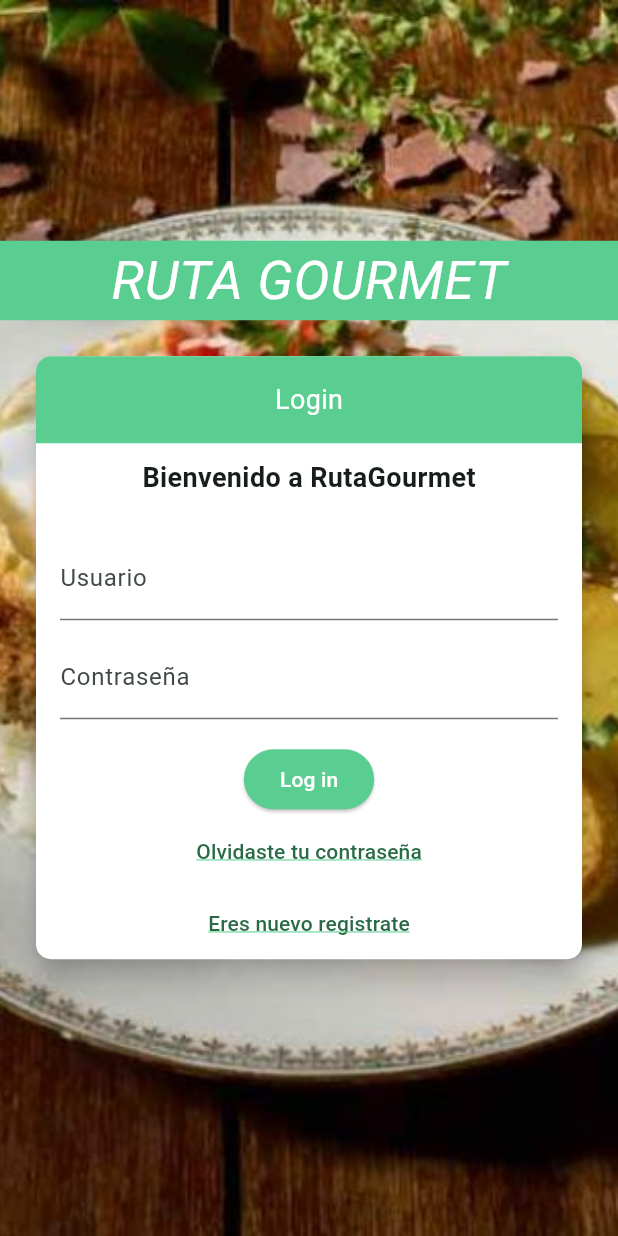
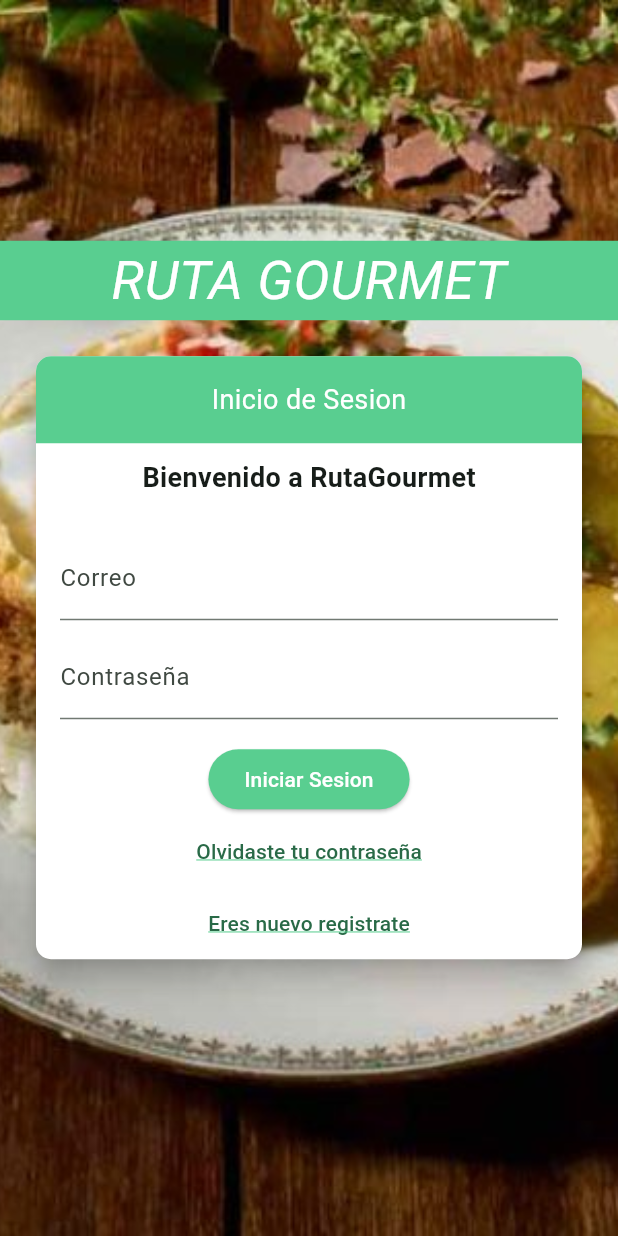
Before and after one commit to E-Doggo/movil_fixed, a Flutter app: the LoginScreenNew screen opened directly, on a phone screen of 412 x 824 dp. Run offline on Flutter 3.47's test engine with Material 3 defaults, Android fonts, the phone set to English and light mode, and no system bars; our stand-ins replace cloud_firestore, firebase_auth, firebase_core, flutter_bloc, flutter_dotenv, go_router; accounts and stored records are empty.

Commit message:
changed all the app language to spanish

```diff
--- a/lib/home_page.dart
+++ b/lib/home_page.dart
@@ -55,7 +55,7 @@ class HomePage extends StatelessWidget {
                           fixedSize: const Size(300, 60),
                         ),
                         child: const Text(
-                          'Log In',
+                          'Iniciar Sesion',
                           style: TextStyle(
                             color: Colors.white,
                             fontWeight: FontWeight.bold,
@@ -72,7 +72,7 @@ class HomePage extends StatelessWidget {
                           fixedSize: const Size(300, 60),
                         ),
                         child: const Text(
-                          'Register',
+                          'Registrarse',
                           style: TextStyle(
                             color: Colors.white,
                             fontWeight: FontWeight.bold,
--- a/lib/login/ui/login_builder.dart
+++ b/lib/login/ui/login_builder.dart
@@ -40,7 +40,7 @@ Widget LoginOnWait(emailController, passwordController) {
                 child: const Padding(
                   padding: EdgeInsets.all(16.0),
                   child: Text(
-                    'Login',
+                    'Inicio de Sesion',
                     style: TextStyle(
                       fontSize: 18.0,
                       color: Colors.white,
@@ -65,7 +65,7 @@ Widget LoginOnWait(emailController, passwordController) {
                     TextFormField(
                       controller: emailController,
                       decoration: const InputDecoration(
-                        labelText: 'Usuario',
+                        labelText: 'Correo',
                       ),
                     ),
                     const SizedBox(height: 10),
@@ -94,7 +94,7 @@ Widget LoginOnWait(emailController, passwordController) {
                       Color.fromARGB(255, 89, 206, 144)),
                 ),
                 child:
-                    const Text('Log in', style: TextStyle(color: Colors.white)),
+                    const Text('Iniciar Sesion', style: TextStyle(color: Colors.white)),
               ),
               TextButton(
                 onPressed: () {},
@@ -188,7 +188,7 @@ class _LoginScreenNewState extends State<LoginScreenNew> {
                 );
               } else if (state is LoginSuccesfulPrefs) {
                 return AlertDialog(
-                  title: const Text("Login Exitoso"),
+                  title: const Text("Inicio de Sesion Exitoso"),
                   content: Text("Bienvenido a Ruta Gourmet ${state.email}"),
                   actions: [
                     okButtonPrefs,
@@ -196,7 +196,7 @@ class _LoginScreenNewState extends State<LoginScreenNew> {
                 );
               } else if (state is LoginSuccesfulNoPrefs) {
                 return AlertDialog(
-                  title: const Text("Login Exitoso"),
+                  title: const Text("Inicio de Sesion Exitoso"),
                   content: Text("Bienvenido a Ruta Gourmet ${state.email}"),
                   actions: [
                     // okButtonMain,
@@ -206,8 +206,8 @@ class _LoginScreenNewState extends State<LoginScreenNew> {
               } else if (state is LoginFailed) {
                 _passwordController.clear();
                 return AlertDialog(
-                  title: const Text("Login Fallido"),
-                  content: const Text("reintente ingresar sus datos"),
+                  title: const Text("Inicio de Sesion Fallido"),
+                  content: const Text("Correo o contrasena incorrecta"),
                   actions: [
                     okButtonFailed,
                   ],
--- a/lib/register/ui/bloc_builder.dart
+++ b/lib/register/ui/bloc_builder.dart
@@ -157,7 +157,7 @@ class _RegisterState extends State<RegisterScreen> {
                         child: const Padding(
                           padding: EdgeInsets.all(16.0),
                           child: Text(
-                            'Register',
+                            'Registro',
                             style: TextStyle(
                               fontSize: 18.0,
                               color: Colors.white,
```
Also changed, not shown: 1 other file.
